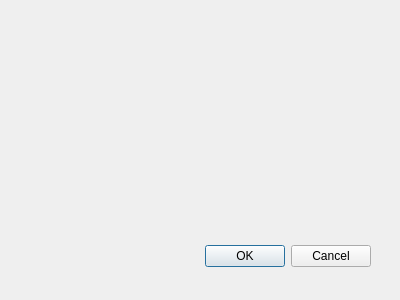
This is localisation/eventproperties.ui in obiwankennedy/rcm as Qt 5 draws it before an edit. The edited form follows.
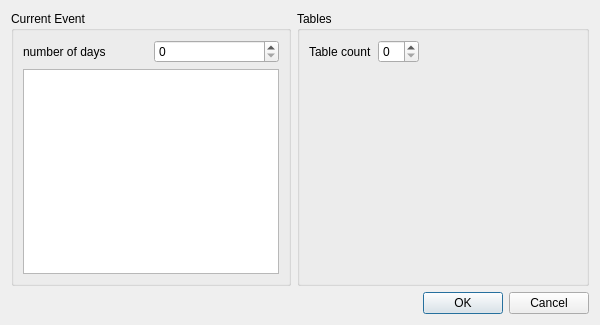
This is the edited form.

Commit message: -add support for table schedules -draw several tables -ask properties about your event.

```diff
--- a/localisation/eventproperties.ui
+++ b/localisation/eventproperties.ui
@@ -1,36 +1,109 @@
-<ui version="4.0" >
- <author></author>
- <comment></comment>
- <exportmacro></exportmacro>
- <class>Dialog</class>
- <widget class="QDialog" name="Dialog" >
-  <property name="geometry" >
+<?xml version="1.0" encoding="UTF-8"?>
+<ui version="4.0">
+ <class>EventProperties</class>
+ <widget class="QDialog" name="EventProperties">
+  <property name="geometry">
    <rect>
     <x>0</x>
     <y>0</y>
-    <width>400</width>
-    <height>300</height>
+    <width>600</width>
+    <height>325</height>
    </rect>
   </property>
   <property name="windowTitle" >
    <string>Dialog</string>
   </property>
-  <widget class="QDialogButtonBox" name="buttonBox" >
-   <property name="geometry" >
-    <rect>
-     <x>30</x>
-     <y>240</y>
-     <width>341</width>
-     <height>32</height>
-    </rect>
-   </property>
-   <property name="orientation" >
-    <enum>Qt::Horizontal</enum>
-   </property>
-   <property name="standardButtons" >
-    <set>QDialogButtonBox::Cancel|QDialogButtonBox::Ok</set>
-   </property>
-  </widget>
+  <layout class="QVBoxLayout" name="verticalLayout_2">
+   <item>
+    <layout class="QHBoxLayout" name="horizontalLayout_3" stretch="0,1">
+     <item>
+      <widget class="QGroupBox" name="groupBox">
+       <property name="title">
+        <string>Current Event</string>
+       </property>
+       <layout class="QVBoxLayout" name="verticalLayout">
+        <item>
+         <layout class="QHBoxLayout" name="horizontalLayout">
+          <item>
+           <widget class="QLabel" name="label">
+            <property name="text">
+             <string>number of days</string>
+            </property>
+           </widget>
+          </item>
+          <item>
+           <widget class="QSpinBox" name="m_dayCount"/>
+          </item>
+         </layout>
+        </item>
+        <item>
+         <widget class="QTableWidget" name="tableWidget"/>
+        </item>
+       </layout>
+      </widget>
+     </item>
+     <item>
+      <widget class="QGroupBox" name="groupBox_2">
+       <property name="title">
+        <string>Tables</string>
+       </property>
+       <layout class="QVBoxLayout" name="verticalLayout_3">
+        <item>
+         <layout class="QHBoxLayout" name="horizontalLayout_2">
+          <item>
+           <widget class="QLabel" name="label_2">
+            <property name="text">
+             <string>Table count</string>
+            </property>
+           </widget>
+          </item>
+          <item>
+           <widget class="QSpinBox" name="m_tableCount"/>
+          </item>
+          <item>
+           <spacer name="horizontalSpacer">
+            <property name="orientation">
+             <enum>Qt::Horizontal</enum>
+            </property>
+            <property name="sizeHint" stdset="0">
+             <size>
+              <width>40</width>
+              <height>20</height>
+             </size>
+            </property>
+           </spacer>
+          </item>
+         </layout>
+        </item>
+        <item>
+         <spacer name="verticalSpacer">
+          <property name="orientation">
+           <enum>Qt::Vertical</enum>
+          </property>
+          <property name="sizeHint" stdset="0">
+           <size>
+            <width>20</width>
+            <height>193</height>
+           </size>
+          </property>
+         </spacer>
+        </item>
+       </layout>
+      </widget>
+     </item>
+    </layout>
+   </item>
+   <item>
+    <widget class="QDialogButtonBox" name="buttonBox">
+     <property name="orientation">
+      <enum>Qt::Horizontal</enum>
+     </property>
+     <property name="standardButtons">
+      <set>QDialogButtonBox::Cancel|QDialogButtonBox::Ok</set>
+     </property>
+    </widget>
+   </item>
+  </layout>
  </widget>
  <pixmapfunction></pixmapfunction>
  <resources/>
```
Left out of the diff: 15 changed lines with no effect on the pictures. The commit also changes 11 other files.
